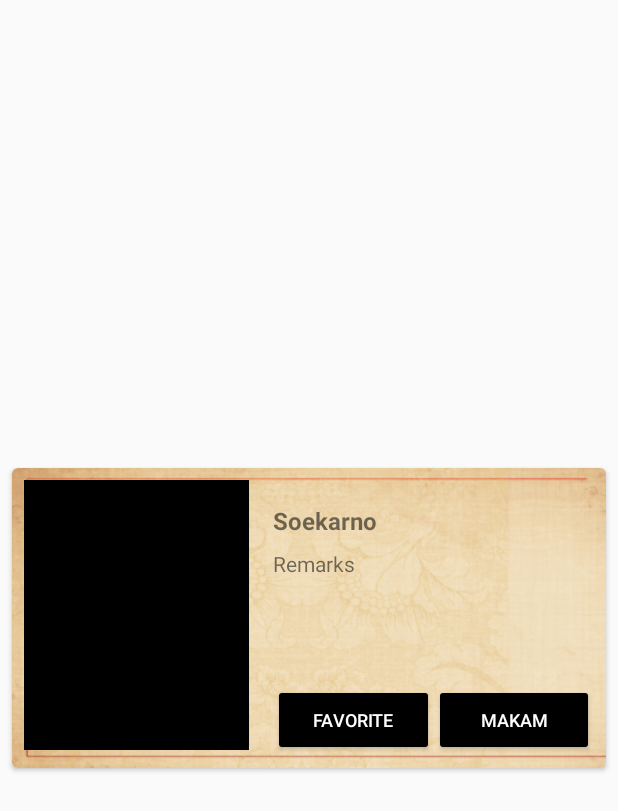
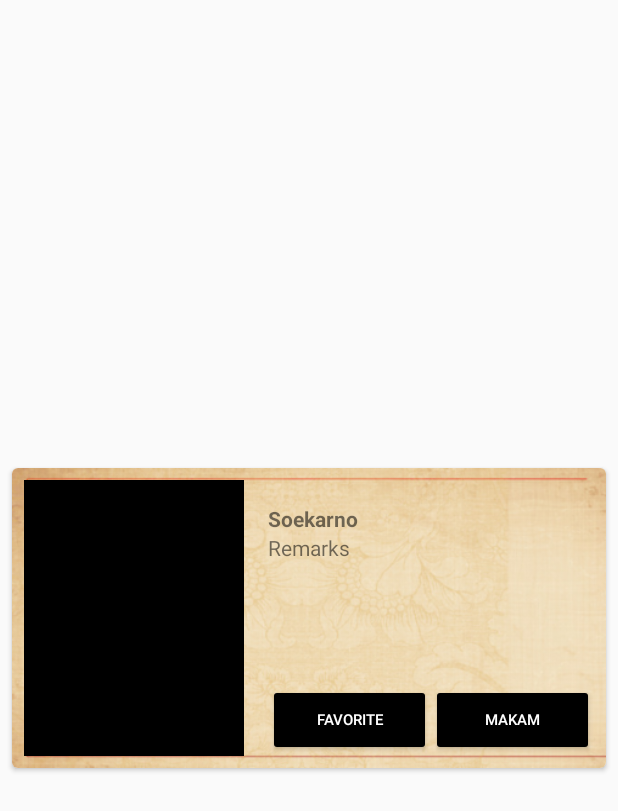
Before and after one commit to musupadi/BiodataPahlawanApps, an Android app: the layout list_pahlawan.xml on its own in the app's theme, with its tools: preview values and no code run, on a phone screen of 412 x 824 dp. Shown: the top 811 px of the screen. Run offline under Robolectric (Android 15) with nearby library versions, the phone set to English and light mode, and no system bars.

```diff
--- a/app/src/main/res/layout/fragment_detail_pahlawan.xml
+++ b/app/src/main/res/layout/fragment_detail_pahlawan.xml
@@ -8,8 +8,8 @@
     android:background="@drawable/vintage_background">
 
     <android.support.v7.widget.CardView
-        android:layout_width="wrap_content"
-        android:layout_height="wrap_content"
+        android:layout_width="match_parent"
+        android:layout_height="match_parent"
         android:layout_marginLeft="8dp"
         android:layout_marginTop="4dp"
         android:layout_marginRight="8dp"
@@ -17,27 +17,27 @@
         card_view:cardCornerRadius="4dp"
         android:layout_weight="2">
 
-        <RelativeLayout
+        <LinearLayout
             android:background="@drawable/vintage"
             android:padding="5dp"
             android:layout_width="match_parent"
-            android:layout_height="wrap_content"
+            android:layout_height="match_parent"
             android:orientation="horizontal"
             >
 
             <ImageView
                 android:id="@+id/ivPhoto"
-                android:layout_width="150dp"
-                android:layout_height="220dp"
+                android:layout_width="match_parent"
+                android:layout_height="match_parent"
                 android:layout_marginBottom="4dp"
                 android:scaleType="centerCrop"
-                tools:src="@color/colorAccent" />
+                tools:src="@color/colorAccent"
+                android:layout_weight="1.5"/>
 
 
             <LinearLayout
                 android:paddingLeft="5dp"
                 android:paddingRight="5dp"
-                android:layout_toRightOf="@+id/ivPhoto"
                 android:layout_width="match_parent"
                 android:layout_height="match_parent"
                 android:layout_weight="1"
@@ -136,13 +136,10 @@
                         android:layout_height="match_parent"
                         android:layout_weight="1"
                         tools:text="22-Jan"/>
-
-
                 </LinearLayout>
-
             </LinearLayout>
 
-        </RelativeLayout>
+        </LinearLayout>
 
     </android.support.v7.widget.CardView>
 
--- a/app/src/main/res/layout/list_pahlawan.xml
+++ b/app/src/main/res/layout/list_pahlawan.xml
@@ -19,25 +19,41 @@
         android:id="@+id/LayoutCardView"
         android:background="@drawable/vintagecard">
 
+        <LinearLayout
+            android:layout_width="match_parent"
+            android:layout_height="match_parent"
+            android:orientation="horizontal">
+
             <ImageView
                 android:id="@+id/img_item_photo"
-            android:layout_width="150dp"
-            android:layout_height="220dp"
-            android:layout_marginBottom="4dp"
+                android:layout_width="match_parent"
+                android:layout_height="match_parent"
                 android:scaleType="centerCrop"
-            tools:src="@color/colorAccent" />
+                tools:src="@color/colorAccent"
+                android:layout_weight="1.6"/>
+            <LinearLayout
+                android:layout_width="match_parent"
+                android:layout_height="match_parent"
+                android:layout_weight="1"
+                android:orientation="vertical">
+                <ScrollView
+                    android:layout_width="match_parent"
+                    android:layout_height="match_parent"
+                    android:layout_weight="1">
+
+                    <LinearLayout
+                        android:layout_width="match_parent"
+                        android:layout_height="match_parent"
+                        android:orientation="vertical"
+                        android:layout_marginLeft="@dimen/activity_vertical_margin"
+                        android:layout_marginTop="@dimen/activity_vertical_margin"
+                        android:layout_marginRight="@dimen/activity_vertical_margin"
+                        android:layout_marginBottom="8dp">
 
                         <TextView
                             android:id="@+id/tv_item_name"
                             android:layout_width="match_parent"
                             android:layout_height="wrap_content"
-            android:layout_marginLeft="@dimen/activity_vertical_margin"
-            android:layout_marginTop="@dimen/activity_vertical_margin"
-            android:layout_marginRight="@dimen/activity_vertical_margin"
-            android:layout_marginBottom="8dp"
-            android:layout_toEndOf="@id/img_item_photo"
-            android:layout_toRightOf="@id/img_item_photo"
-            android:textSize="16sp"
                             android:textStyle="bold"
                             tools:text="Soekarno" />
 
@@ -45,22 +61,15 @@
                             android:id="@+id/tv_item_remarks"
                             android:layout_width="match_parent"
                             android:layout_height="wrap_content"
-            android:layout_below="@id/tv_item_name"
-            android:layout_marginLeft="@dimen/activity_vertical_margin"
-            android:layout_marginRight="@dimen/activity_vertical_margin"
-            android:layout_marginBottom="8dp"
-            android:layout_toEndOf="@id/img_item_photo"
-            android:layout_toRightOf="@id/img_item_photo"
                             tools:text="Remarks" />
 
+                    </LinearLayout>
+                </ScrollView>
                 <LinearLayout
                     android:layout_width="match_parent"
                     android:layout_height="wrap_content"
-            android:layout_alignParentBottom="true"
                     android:layout_marginStart="@dimen/activity_horizontal_margin"
                     android:layout_marginLeft="@dimen/activity_horizontal_margin"
-            android:layout_toEndOf="@id/img_item_photo"
-            android:layout_toRightOf="@id/img_item_photo"
                     android:orientation="horizontal">
 
                     <Button
@@ -70,7 +79,7 @@
                         android:layout_height="wrap_content"
                         android:layout_weight="1"
                         android:text="@string/favorite"
-                android:textSize="12sp" />
+                        android:textSize="10sp"/>
 
                     <Button
                         android:id="@+id/btn_set_share"
@@ -78,8 +87,12 @@
                         android:layout_width="match_parent"
                         android:layout_height="wrap_content"
                         android:layout_weight="1"
-                android:text="@string/share"
-                android:textSize="12sp" />
+                        android:textSize="10sp"
+                        android:text="@string/share" />
                 </LinearLayout>
+            </LinearLayout>
+        </LinearLayout>
+
+
     </RelativeLayout>
 </android.support.v7.widget.CardView>
--- a/build.gradle
+++ b/build.gradle
@@ -7,7 +7,7 @@ buildscript {
 
     }
     dependencies {
-        classpath 'com.android.tools.build:gradle:3.4.0'
+        classpath 'com.android.tools.build:gradle:3.4.1'
 
         // NOTE: Do not place your application dependencies here; they belong
         // in the individual module build.gradle files
```
Lines whose indentation alone changed are shown as unchanged.
